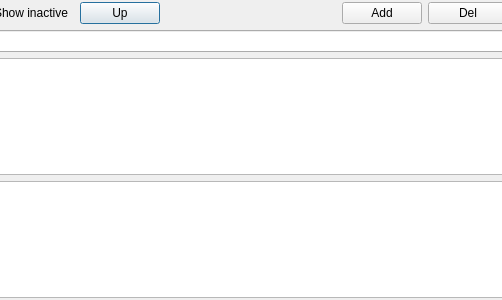
Above: jal/ui/reference_data_dlg.ui from titov-vv/jal before the change; both pictures show x 187 to 689 and y 0 to 300 of the 869 by 300 pixel window. Below: the same form after it.
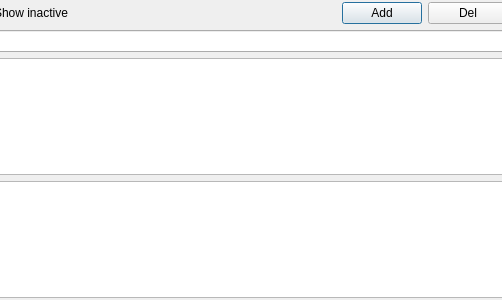
That is the form after the change.

Commit message: Usage of 'tree_view' flag was changed in ReferenceDataDialog class

```diff
--- a/jal/ui/reference_data_dlg.ui
+++ b/jal/ui/reference_data_dlg.ui
@@ -76,13 +76,6 @@
         </property>
        </widget>
       </item>
-      <item>
-       <widget class="QPushButton" name="UpBtn">
-        <property name="text">
-         <string>Up</string>
-        </property>
-       </widget>
-      </item>
       <item>
        <spacer name="horizontalSpacer">
         <property name="orientation">
```
The commit also changes 5 other files.
